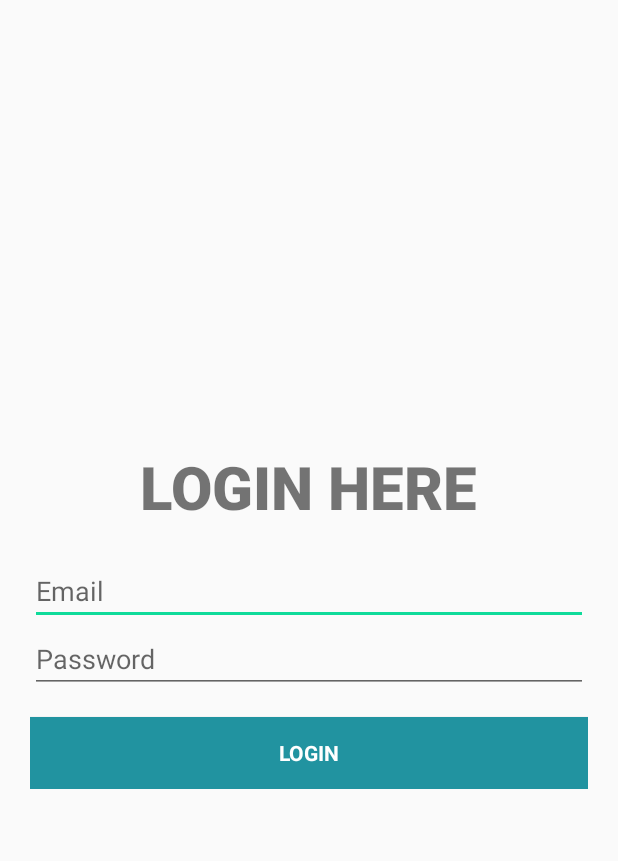
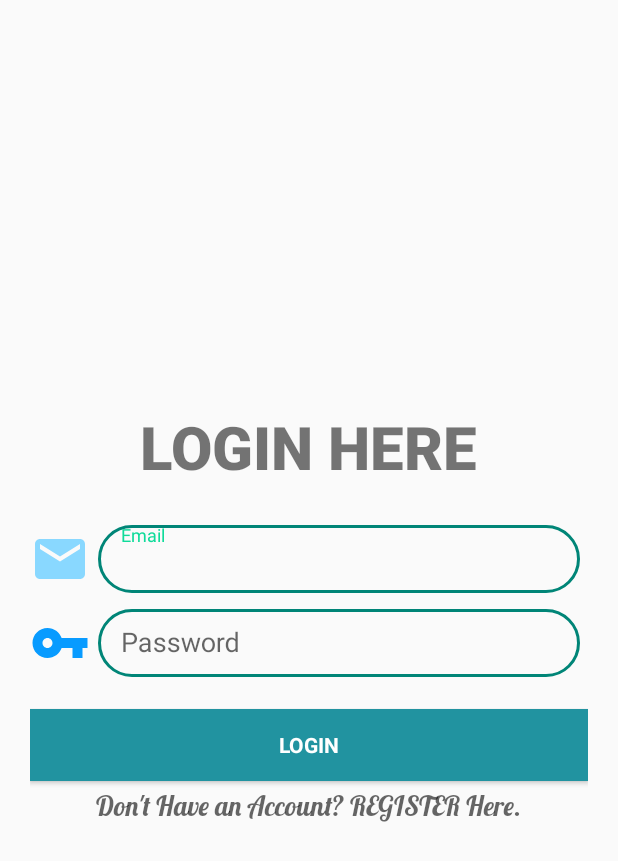
Before and after one commit to UjjwolKayastha/TrackerApplication, an Android app: the screen it shows after launch (SignIn), after a tap on "SIGN IN", on a phone screen of 412 x 824 dp. Shown: the top 861 px of the screen. Run offline under Robolectric (Android 15) with nearby library versions, the phone set to English and light mode, and no system bars; our stand-ins replace Firebase (no records; nobody signed in at launch, a user with empty details on screens opened directly).

Commit message:
Material Design (SignIN form)

```diff
--- a/app/src/main/java/kayastha/ujjwol/atrackerapp/SignIn.java
+++ b/app/src/main/java/kayastha/ujjwol/atrackerapp/SignIn.java
@@ -8,6 +8,7 @@ import android.text.TextUtils;
 import android.util.Log;
 import android.view.View;
 import android.widget.Button;
+import android.widget.EditText;
 import android.widget.TextView;
 import android.widget.Toast;
 
@@ -21,8 +22,12 @@ public class SignIn extends AppCompatActivity {
 
     private static final String TAG = SignIn.class.getClass().getSimpleName();
 
-    TextView email, password;
+    EditText email, password;
     Button login;
+
+    TextView actreg;
+
+
 
     private FirebaseAuth firebaseAuth;
 
@@ -36,6 +41,14 @@ public class SignIn extends AppCompatActivity {
 
         email = findViewById(R.id.signin_email);
         password = findViewById(R.id.signin_password);
+
+        actreg = findViewById(R.id.actReg);
+        actreg.setOnClickListener(new View.OnClickListener() {
+            @Override
+            public void onClick(View v) {
+                startActivity(new Intent(getApplicationContext(), SignUp.class));
+            }
+        });
 
         login = findViewById(R.id.btn_signIn);
 
--- a/app/src/main/java/kayastha/ujjwol/atrackerapp/SignUp.java
+++ b/app/src/main/java/kayastha/ujjwol/atrackerapp/SignUp.java
@@ -10,6 +10,7 @@ import android.view.View;
 import android.widget.Button;
 import android.widget.EditText;
 import android.widget.ProgressBar;
+import android.widget.TextView;
 import android.widget.Toast;
 
 import com.google.android.gms.tasks.OnCompleteListener;
@@ -24,6 +25,7 @@ public class SignUp extends AppCompatActivity {
     EditText name, email, password, cpassword;
     Button signup;
 
+    TextView actlogin;
     //Firebase
     private FirebaseAuth firebaseAuth;
 
@@ -42,6 +44,14 @@ public class SignUp extends AppCompatActivity {
         email = findViewById(R.id.signup_email);
         password = findViewById(R.id.signup_password);
         cpassword = findViewById(R.id.signup_confirmPassword);
+
+        actlogin = findViewById(R.id.actLogin);
+        actlogin.setOnClickListener(new View.OnClickListener() {
+            @Override
+            public void onClick(View v) {
+                startActivity(new Intent(getApplicationContext(), SignIn.class));
+            }
+        });
 
         signup = findViewById(R.id.btn_signUp);
 
--- a/app/src/main/res/layout/activity_sign_in.xml
+++ b/app/src/main/res/layout/activity_sign_in.xml
@@ -31,30 +31,88 @@
 
 
 
+        <LinearLayout
+            android:layout_width="match_parent"
+            android:layout_height="wrap_content"
+            android:orientation="horizontal"
+            >
 
+            <ImageView
+                android:layout_weight="1"
+                android:layout_width="0dp"
+                android:layout_height="match_parent"
+                android:src="@drawable/ic_action_email"
+                />
 
+            <android.support.design.widget.TextInputLayout
+                android:layout_width="0dp"
+                android:layout_height="45dp"
+                android:layout_margin="5dp"
+                android:layout_weight="8"
+                android:background="@drawable/edittext_rounded"
+                android:paddingLeft="15dp"
+                android:paddingRight="15dp">
 
-        <EditText
+                <android.support.design.widget.TextInputEditText
                     android:id="@+id/signin_email"
                     android:layout_width="match_parent"
                     android:layout_height="wrap_content"
                     android:ellipsize="end"
+                    android:inputType="textEmailAddress"
+                    android:maxLines="1"
+                    android:background="@android:color/transparent"
                     android:hint="Email"
-            android:inputType="textEmailAddress"
-            android:maxLines="1" />
+
+                    />
+            </android.support.design.widget.TextInputLayout>
+
+
+        </LinearLayout>
 
 
 
 
 
-        <EditText
+
+
+        <LinearLayout
+            android:layout_width="match_parent"
+            android:layout_height="wrap_content"
+            android:orientation="horizontal"
+            >
+
+            <ImageView
+                android:layout_weight="1"
+                android:layout_width="0dp"
+                android:layout_height="match_parent"
+                android:src="@drawable/ic_action_password"
+                />
+
+            <android.support.design.widget.TextInputLayout
+                android:layout_width="0dp"
+                android:layout_height="45dp"
+                android:layout_margin="5dp"
+                android:layout_weight="8"
+                android:background="@drawable/edittext_rounded"
+                android:paddingLeft="15dp"
+                android:paddingRight="15dp">
+
+                <android.support.design.widget.TextInputEditText
                     android:id="@+id/signin_password"
                     android:layout_width="match_parent"
                     android:layout_height="wrap_content"
                     android:ellipsize="end"
                     android:hint="Password"
                     android:inputType="textPassword"
-            android:maxLines="1" />
+                    android:maxLines="1"
+                    android:background="@android:color/transparent"
+                     />
+            </android.support.design.widget.TextInputLayout>
+
+
+
+        </LinearLayout>
+
 
 
 
@@ -69,6 +127,17 @@
             android:textColor="@android:color/white"
             android:textStyle="bold" />
 
+        <TextView
+            android:layout_marginTop="5dp"
+            android:fontFamily="@font/lobster"
+            android:textAppearance="@style/TextAppearance.AppCompat.Medium"
+            android:layout_width="wrap_content"
+            android:layout_height="wrap_content"
+            android:id="@+id/actReg"
+            android:layout_gravity="center"
+            android:text="Don't Have an Account? REGISTER Here."/>
+
+
     </LinearLayout>
 
 
--- a/app/src/main/res/layout/activity_sign_up.xml
+++ b/app/src/main/res/layout/activity_sign_up.xml
@@ -210,6 +210,16 @@ tools:context=".SignUp">
             android:textColor="@android:color/white"
             android:textStyle="bold" />
 
+        <TextView
+            android:layout_marginTop="5dp"
+            android:fontFamily="@font/lobster"
+            android:textAppearance="@style/TextAppearance.AppCompat.Medium"
+            android:layout_width="wrap_content"
+            android:layout_height="wrap_content"
+            android:id="@+id/actLogin"
+            android:layout_gravity="center"
+            android:text="Already Have an Account? SIGNIN Here."/>
+
     </LinearLayout>
 
 
```
Lines whose indentation alone changed are shown as unchanged.
